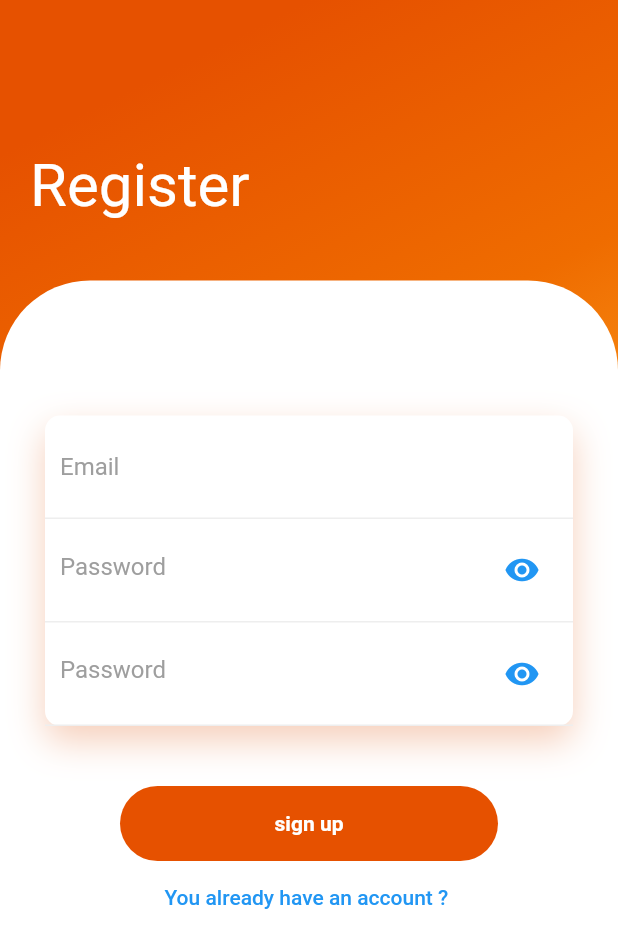
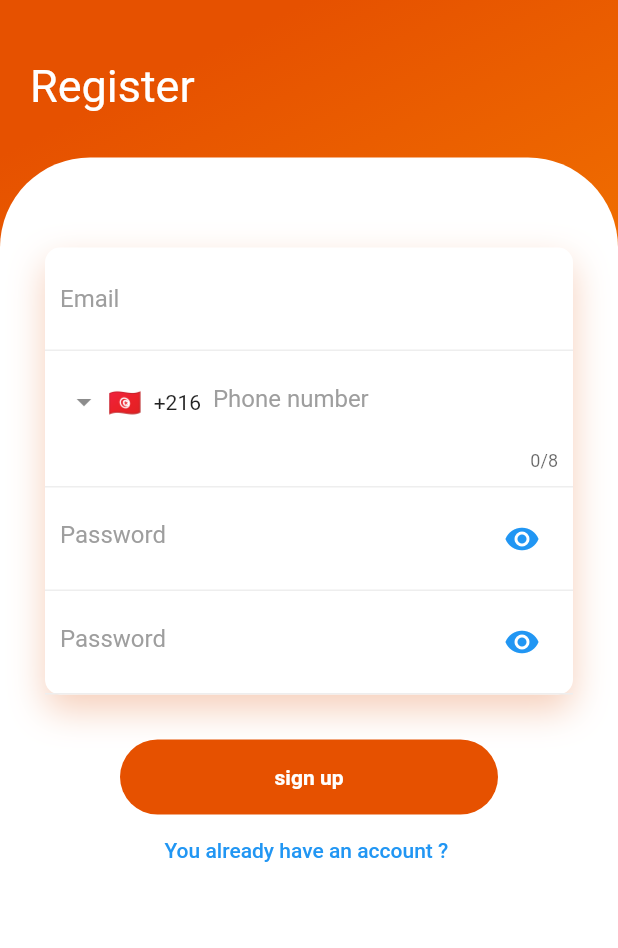
Before and after one commit to bayrem999/Flutter-Firebase-SignIn, a Flutter app: the screen it shows after launch, after a tap on "Login", after a tap on "You don't have an Account ?", on a phone screen of 412 x 824 dp. Shown: the top 948 px of the screen. Run offline on Flutter 3.47's test engine with Material 2 defaults, Android fonts, the phone set to English and light mode, and no system bars; drawn by our look-alikes of intl_phone_field; our stand-ins replace animated_splash_screen, carousel_slider, cloud_firestore, firebase_auth, firebase_core, firebase_storage and 6 more; missing offline and left inert: arcore_flutter_plugin, color_blindness, flutter_facebook_auth, object_3d; accounts and stored records are empty; generated files the repository leaves out were written again.

```diff
--- a/lib/Models/User.dart
+++ b/lib/Models/User.dart
@@ -1,8 +1,10 @@
 
 class Users {
+  final String uid;
+  final String? name;
+  final String? lastname;
+  final String? email;
+  final String? phonenumber;
 
-  final String uid ;
-
-  Users ({ required this.uid});
-
+  Users({required this.phonenumber, required this.name, required this.lastname, required this.uid, required this.email});
 }
--- a/lib/main.dart
+++ b/lib/main.dart
@@ -7,6 +7,7 @@ import 'package:sign_in/l10n/l10n.dart';
 import 'package:sign_in/screens/Authentification/authenti.dart';
 import 'package:sign_in/screens/Authentification/sign_in.dart';
 import 'package:sign_in/screens/Home/AR.dart';
+import 'package:sign_in/screens/Home/Annuaire.dart';
 import 'package:sign_in/screens/Home/AppState.dart';
 import 'package:sign_in/screens/Home/Settings.dart';
 import 'package:sign_in/screens/Home/home_screen.dart';
@@ -98,6 +99,7 @@ class MyApp extends StatelessWidget {
               '/setting': (context) => const SettingsPage(),
               '/notes' : (context)=> const notes(),
               '/images' : (context)=> ImageWithDescription(),
+              '/annuaire' :(context)=>Annuaire(),
               //'/sign_in': (context)=> SignIn(toggleView: toggleView )
             },
             home: const splach(),
--- a/lib/screens/Authentification/register.dart
+++ b/lib/screens/Authentification/register.dart
@@ -1,4 +1,6 @@
 import 'package:flutter/material.dart';
+import 'package:intl_phone_field/intl_phone_field.dart';
+import 'package:intl_phone_field/phone_number.dart';
 import 'package:sign_in/Services/auth.dart';
 import 'package:flutter_gen/gen_l10n/app_localizations.dart';
 
@@ -20,96 +22,16 @@ class _RegisterState extends State<Register> {
   bool _isObscured2 = true;
   String email = '';
   String password = '';
+  String nom ='';
+  String phonenumber ='';
   String error = '';
   String confirmPassword ='';
+  final TextEditingController phoneNumberController = TextEditingController();
+
   @override
   Widget build(BuildContext context) {
-    return /*Scaffold(
-        backgroundColor: Colors.blueGrey[100],
-      appBar: AppBar(
-        backgroundColor: Colors.blueGrey[400],
-        elevation: 0.0,
-        title: Text('Sign up '),
-        actions: <Widget>[
-          TextButton.icon(
-            style: ButtonStyle(
-              foregroundColor: MaterialStateProperty.all<Color>(Colors.white),
-            ),
-            icon: Icon(Icons.person),
-            label: Text('Sign In'),
-            onPressed: ()  {
-              widget.toggleView();
-
-            },
-          ),
-        ],
-      ),
-    body: Container(
-    padding: EdgeInsets.symmetric(vertical: 20.0, horizontal: 50.0),
-    child: Form(
-      key: _formkey,
-    child: Column(
-    children: <Widget>[
-    SizedBox(height: 20.0),
-    TextFormField(
-      decoration: InputDecoration(
-        border: OutlineInputBorder(),
-        hintText: 'Enter an email',
-      ),
-      validator: (val) => val!.isEmpty ? 'Enter an email ' : null,
-    onChanged: (val) {
-    setState(() => email = val);
-    },
-    ),
-    SizedBox(height: 20.0),
-    TextFormField(
-      decoration: InputDecoration(
-        border: OutlineInputBorder(),
-        hintText: 'Enter a password',
-      ),
-    obscureText: true,
-    validator: (val) => val!.length < 6 ? 'password too short ' : null,
-    onChanged: (val) {
-    setState(() => password = val);
-    },
-    ),
-    SizedBox(height: 20.0),
-    ElevatedButton(
-
-
-    child: Text(
-    'Register',
-    style: TextStyle(color: Colors.white),
-    ),
-    onPressed: () async {
-    if (_formkey.currentState?.validate() == true)
-    {
-        dynamic result = await _auth.registerWithEmailAndPassword(email, password);
-        if(result == null)
-
-        {
-          setState(() => error = 'Please enter a valid email ' );
-
-        }
-
-    }
-    }
-    ),
-      SizedBox(height: 12.0),
-      Text(
-        error,
-        style: TextStyle(color: Colors.red, fontSize: 14.0),
-      ),
-    ],
-    ),
-    ),
-    ),
-    );*/
-
+    return
     // Ui Update
-
-
-
 
       Scaffold(
 
@@ -127,7 +49,7 @@ class _RegisterState extends State<Register> {
           child: Column(
               crossAxisAlignment: CrossAxisAlignment.start,
               children: <Widget>[
-                const SizedBox(height: 80,),
+                const SizedBox(height: 20,),
                 const Padding(
                   padding: EdgeInsets.all(20),
 
@@ -135,7 +57,7 @@ class _RegisterState extends State<Register> {
                   child: Column(
                     crossAxisAlignment: CrossAxisAlignment.start,
                     children: <Widget>[
-                      Text("Register", style: TextStyle(color: Colors.white, fontSize: 40),),
+                      Text("Register", style: TextStyle(color: Colors.white, fontSize: 30),),
 
 
                     ],
@@ -145,7 +67,7 @@ class _RegisterState extends State<Register> {
 
 
                 ),
-                const SizedBox(height: 20),
+                const SizedBox(height: 10),
                 Expanded(
                   child: Container(
                     decoration: const BoxDecoration(
@@ -154,12 +76,12 @@ class _RegisterState extends State<Register> {
                     ),
 
 
-                    child: SingleChildScrollView(
+                    child: Container(
                       child: Padding(
                         padding: const EdgeInsets.all(30),
                         child: Column(
                           children: <Widget>[
-                            const SizedBox(height: 60,),
+                            const SizedBox(height: 30,),
                             Container(
                               decoration: BoxDecoration(
                                   color: Colors.white,
@@ -174,6 +96,7 @@ class _RegisterState extends State<Register> {
                                 key: _formkey,
                                 child: Column(
                                   children: <Widget>[
+
                                     Container(
                                       padding: const EdgeInsets.all(10),
                                       decoration: const BoxDecoration(
@@ -202,6 +125,42 @@ class _RegisterState extends State<Register> {
                                         ),
                                       ),
                                     ),
+
+                                    Container(
+                                      padding: const EdgeInsets.all(10),
+                                      decoration: const BoxDecoration(
+                                        border: Border(bottom: BorderSide(color: Color(0xFFEEEEEE))),
+                                      ),
+                                      child: Semantics(
+                                        label: 'phonenumber',
+                                        child: IntlPhoneField(
+                                          decoration: InputDecoration(
+                                            hintText: 'Phone number',
+                                            hintStyle: TextStyle(color: Colors.grey),
+                                            border: InputBorder.none,
+                                          ),
+                                          initialCountryCode: 'TN',
+                                          controller: phoneNumberController,
+                                          onChanged: (PhoneNumber phone) {
+                                            setState(() {
+                                              // Convert the PhoneNumber object to a formatted string
+                                              phonenumber = '${phone.countryCode}${phone.number}';
+                                            });
+                                          },
+                                          validator: (PhoneNumber? phone) {
+                                            if (phone == null || !phone.isValidNumber()) {
+                                              return 'Please enter a valid phone number';
+                                            }
+                                            return null; // Phone number is valid
+                                          },
+                                        ),
+                                      ),
+                                    ),
+
+
+
+
+
                                     Container(
                                       padding: const EdgeInsets.all(10),
                                       decoration: const BoxDecoration(
@@ -277,7 +236,7 @@ class _RegisterState extends State<Register> {
                               ),
                             ),
 
-                            const SizedBox(height: 40,),
+                            const SizedBox(height: 30,),
                             Semantics(
                               label: AppLocalizations.of(context)!.signUp ,
                               child: Container(
@@ -292,7 +251,7 @@ class _RegisterState extends State<Register> {
                                     onTap: () async {
                                       if (_formkey.currentState?.validate() == true)
                                       {
-                                        dynamic result = await _auth.registerWithEmailAndPassword(context,email, password);
+                                        dynamic result = await _auth.registerWithEmailAndPassword(context,email, password,phonenumber);
                                         if(result == null)
 
                                         {
@@ -317,7 +276,7 @@ class _RegisterState extends State<Register> {
                             ),
 
 
-                            const SizedBox(height: 30,),
+                            //const SizedBox(height: 20,),
 
 
                           ],
--- a/lib/screens/Authentification/sign_in.dart
+++ b/lib/screens/Authentification/sign_in.dart
@@ -26,121 +26,7 @@ class _SignInState extends State<SignIn> {
   String error = '';
   @override
   Widget build(BuildContext context) {
-    return /*Scaffold(
-      backgroundColor: Colors.blueGrey[100],
-      appBar: AppBar(
-
-        backgroundColor: Colors.blueGrey[400],
-        elevation: 0.0,
-        title: const Text('Sign in '),
-        actions: <Widget>[
-          TextButton.icon(
-            style: ButtonStyle(
-              foregroundColor: MaterialStateProperty.all<Color>(Colors.white),
-            ),
-            icon: Icon(Icons.person),
-            label: Text('Register'),
-            onPressed: ()  {
-              widget.toggleView();
-
-            },
-          ),
-        ],
-      ),
-      body: Container(
-
-        width: double.infinity,
-        decoration: const BoxDecoration(
-            gradient:  LinearGradient(
-                begin: Alignment.topCenter,
-                colors: [
-                  Color(0xFFFFA500), Color(0xFFFF8C00), Color(0xFFFF7F00)
-                ]
-            )
-        ),
-        padding: EdgeInsets.symmetric(vertical: 20.0, horizontal: 50.0),
-        child: Column(
-
-
-          children: [
-
-
-            Form(
-              key: _formkey,
-              child: Column(
-                children: <Widget>[
-                  SizedBox(height: 20.0),
-                  TextFormField(
-                    decoration: InputDecoration(
-                      border: OutlineInputBorder(),
-                      hintText: 'Enter an email',
-                    ),
-                    validator: (val) => val!.isEmpty ? 'enter an email ' : null,
-                    onChanged: (val) {
-                      setState(() => email = val);
-                    },
-                  ),
-                  SizedBox(height: 20.0),
-                  TextFormField(
-                    decoration: InputDecoration(
-                      border: OutlineInputBorder(),
-                      hintText: 'Enter a password',
-                    ),
-                    validator: (val) => val!.length < 6 ? 'password too short ' : null,
-                    obscureText: true,
-                    onChanged: (val) {
-                      setState(() => password = val);
-                    },
-                  ),
-                  SizedBox(height: 20.0),
-
-                  GestureDetector(
-                      onTap: (){
-                        Navigator.push(context,
-                            MaterialPageRoute(builder: (context)
-                            {
-                              return ForgotPass();
-                            }),);
-
-                      },
-                      child: Text(" Forgot password ? " , style:TextStyle(color: Colors.blue,fontWeight: FontWeight.bold,) ,)),
-
-                  ElevatedButton(
-
-                      child: Text(
-                        'Sign In',
-                        style: TextStyle(color: Colors.white),
-                      ),
-                      onPressed: () async {
-                        if (_formkey.currentState?.validate() == true)
-                        {
-                          dynamic result = await _auth.signinWithEmailAndPassword(email, password);
-
-                          if(result == null)
-
-                          {
-                            setState(() => error = 'Wrong credentials ' );
-
-                          }
-
-                        }
-
-                      }
-                  ),
-
-
-                  SizedBox(height: 12.0),
-                  Text(
-                    error,
-                    style: TextStyle(color: Colors.red, fontSize: 14.0),
-                  ),
-                ],
-              ),
-            ),
-          ],
-        ),
-      ),
-    );*/
+    return
 
       Scaffold(
         body: Container(
@@ -263,7 +149,7 @@ class _SignInState extends State<SignIn> {
                     error,
                     style: TextStyle(color: Colors.red),
                   ),
-                      const SizedBox(height: 40,),
+                      const SizedBox(height: 10,),
                       GestureDetector(
                         onTap: () {
                           Navigator.push(context, MaterialPageRoute(builder: (context) {
@@ -318,7 +204,12 @@ class _SignInState extends State<SignIn> {
                         children: <Widget>[
                           Expanded(
                             child:  Center(
+                              child: GestureDetector(
+                                onTap: () async {
+                                  dynamic result = await _auth.signInWithFacebook();
+                                },
                                 child: Image.asset('assets/images/facebook.png', width: 30, height: 30),
+                            ),
                             ),
                           ),
                           const SizedBox(width: 30,),
--- a/pubspec.yaml
+++ b/pubspec.yaml
@@ -67,6 +67,10 @@ dependencies:
   material_design_icons_flutter: ^7.0.7296
   firebase_storage: ^11.2.6
   carousel_slider: ^4.2.1
+  flutter_facebook_auth: ^6.0.1
+  intl_phone_field: ^3.2.0
+  url_launcher: ^6.1.12
+
 
 
 flutter_icons:
```
Also changed, not shown: lib/Services/auth.dart (+24 -4 lines), lib/screens/Home/Annuaire.dart (added, +129 -0 lines), lib/screens/Home/CustomDrawer.dart (+21 -1 lines), pubspec.lock, 5 other files.
